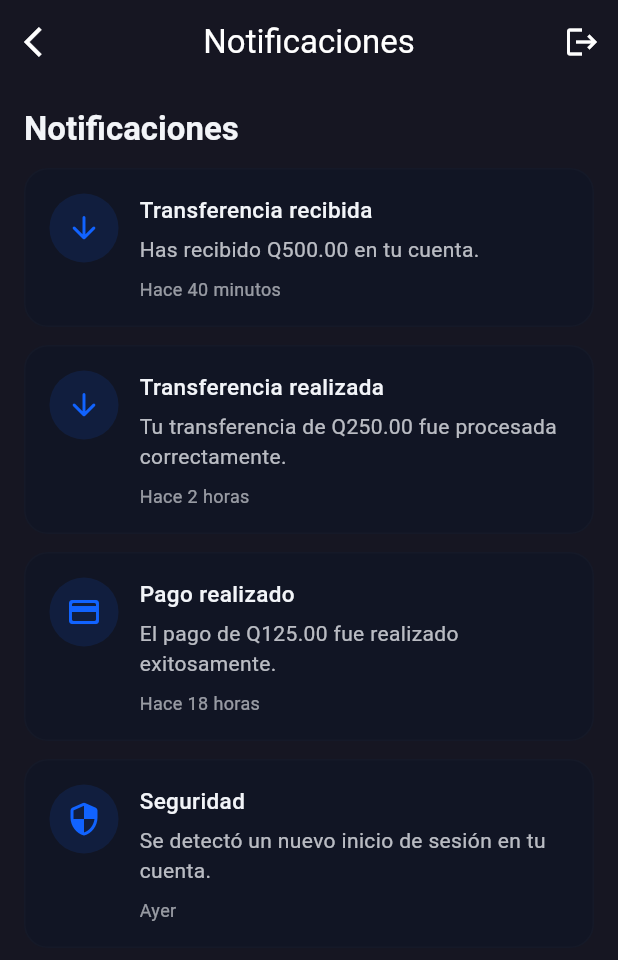
After one commit to KsMerida16/bank_app, a Flutter app: the NotificationsPage screen opened by its route, after a tap on "Marcar todas", on a phone screen of 412 x 824 dp. The commit adds this screen. Shown: the top 960 px of the screen. Run offline on Flutter 3.47's test engine with Material 3 defaults, Android fonts, the phone set to English and light mode, and no system bars; our stand-ins replace cloud_firestore, dio, firebase_auth, firebase_core, firebase_messaging, flutter_local_notifications and 5 more; accounts and stored records are empty.

Commit message:
se agrega pantalla para notificaciones

```diff
--- a/lib/core/accounts/data/data_sources/firebase_accounts_data_source.dart
+++ b/lib/core/accounts/data/data_sources/firebase_accounts_data_source.dart
@@ -19,7 +19,9 @@ class FirebaseAccountsDataSource {
           .map((doc) => AccountModel.fromJson(doc.data()))
           .toList();
     } catch (e) {
-      throw Exception('Error fetching accounts: $e');
+      throw Exception(
+        'Error fetching accounts from ${AppFirebaseCollections.accounts} for uid=$userId: $e',
+      );
     }
   }
 
--- a/lib/core/accounts/data/data_sources/firebase_cards_data_source.dart
+++ b/lib/core/accounts/data/data_sources/firebase_cards_data_source.dart
@@ -19,7 +19,9 @@ class FirebaseCardsDataSource {
           .map((doc) => CardModel.fromJson(doc.data()))
           .toList();
     } catch (e) {
-      throw Exception('Error fetching cards: $e');
+      throw Exception(
+        'Error fetching cards from ${AppFirebaseCollections.cards} for uid=$userId: $e',
+      );
     }
   }
 
--- a/lib/core/constants/const.dart
+++ b/lib/core/constants/const.dart
@@ -8,6 +8,6 @@ abstract class Consts {
 
 abstract class TemporalConsts {
   static const String email =
-      ""; //"ksmerida16@gmail.com"; //"david.guerra.gt@gmail.com";
-  static const String password = ""; //"Ksm123."; //"App1973.";
+      "david.guerra.gt@gmail.com"; //"ksmerida16@gmail.com"; //"david.guerra.gt@gmail.com";
+  static const String password = "App1973."; //"Ksm123."; //"App1973.";
 }
--- a/lib/core/navigation/router.dart
+++ b/lib/core/navigation/router.dart
@@ -4,6 +4,7 @@ import 'package:bank_app/features/auth/presentation/state/sign_in_notifier.dart'
 import 'package:bank_app/features/auth/presentation/state/sign_in_state.dart';
 import 'package:bank_app/features/dashboard/presentation/views/dashboard_view.dart';
 import 'package:bank_app/features/history/presentation/views/history_page.dart';
+import 'package:bank_app/features/notifications/presentation/views/notifications_page.dart';
 import 'package:bank_app/features/settings/presentation/views/language_view.dart';
 import 'package:bank_app/features/settings/presentation/views/settings_view.dart';
 import 'package:bank_app/features/transfers/presentation/views/transfer_view.dart';
@@ -115,6 +116,11 @@ final goRouterProvider = Provider<GoRouter>((ref) {
         path: Routes.privacyLocation,
         builder: (context, state) => const PrivacyPage(),
       ),
+      GoRoute(
+        name: Routes.notifications,
+        path: Routes.notificationsLocation,
+        builder: (context, state) => const NotificationsPage(),
+      ),
     ],
   );
 });
@@ -131,6 +137,7 @@ abstract class Routes {
   static const String contact = 'contact';
   static const String changePassword = 'changePassword';
   static const String privacy = 'privacy';
+  static const String notifications = 'notifications';
 
   static const String startLocation = '/start';
   static const String signinLocation = '/signin';
@@ -143,4 +150,5 @@ abstract class Routes {
   static const String contactLocation = '/settings/contact';
   static const String changePasswordLocation = '/settings/changePassword';
   static const String privacyLocation = '/settings/privacy';
+  static const String notificationsLocation = '/notifications';
 }
--- a/lib/core/users/data/repositories/users_repository_impl.dart
+++ b/lib/core/users/data/repositories/users_repository_impl.dart
@@ -10,8 +10,8 @@ class UsersRepositoryImpl implements UsersRepository {
     : _firestoreUsersDataSource =
           firestoreUsersDataSource ?? FirestoreUsersDataSource();
   @override
-  Future<User> getUser(String userId) async {
-    final userModel = await _firestoreUsersDataSource.getUser(userId);
+  Future<User> getUser(String email) async {
+    final userModel = await _firestoreUsersDataSource.getUser(email);
     return User.fromModel(userModel);
   }
 }
--- /dev/null
+++ b/lib/features/notifications/domain/entities/app_notification.dart
@@ -0,0 +1,37 @@
+enum NotificationType { general, transfer, payment, security }
+
+class AppNotification {
+  const AppNotification({
+    required this.id,
+    required this.title,
+    required this.message,
+    required this.receivedAt,
+    this.type = NotificationType.general,
+    this.isRead = false,
+  });
+
+  final String id;
+  final String title;
+  final String message;
+  final DateTime receivedAt;
+  final NotificationType type;
+  final bool isRead;
+
+  AppNotification copyWith({
+    String? id,
+    String? title,
+    String? message,
+    DateTime? receivedAt,
+    NotificationType? type,
+    bool? isRead,
+  }) {
+    return AppNotification(
+      id: id ?? this.id,
+      title: title ?? this.title,
+      message: message ?? this.message,
+      receivedAt: receivedAt ?? this.receivedAt,
+      type: type ?? this.type,
+      isRead: isRead ?? this.isRead,
+    );
+  }
+}
--- /dev/null
+++ b/lib/features/notifications/presentation/state/notifications_notifier.dart
@@ -0,0 +1,76 @@
+import 'package:flutter_riverpod/flutter_riverpod.dart';
+import 'package:bank_app/features/notifications/domain/entities/app_notification.dart';
+
+final notificationsNotifierProvider =
+    NotifierProvider<NotificationsNotifier, List<AppNotification>>(
+      NotificationsNotifier.new,
+    );
+
+class NotificationsNotifier extends Notifier<List<AppNotification>> {
+  @override
+  List<AppNotification> build() {
+    return [
+      AppNotification(
+        id: 'demo-1',
+        title: 'Transferencia recibida',
+        message: 'Has recibido Q500.00 en tu cuenta.',
+        receivedAt: DateTime(2026, 8, 12, 9, 50),
+        type: NotificationType.transfer,
+      ),
+      AppNotification(
+        id: 'demo-2',
+        title: 'Transferencia realizada',
+        message: 'Tu transferencia de Q250.00 fue procesada correctamente.',
+        receivedAt: DateTime(2026, 8, 12, 8, 30),
+        type: NotificationType.transfer,
+        isRead: true,
+      ),
+      AppNotification(
+        id: 'demo-3',
+        title: 'Pago realizado',
+        message: 'El pago de Q125.00 fue realizado exitosamente.',
+        receivedAt: DateTime(2026, 8, 11, 16, 00),
+        type: NotificationType.payment,
+        isRead: true,
+      ),
+      AppNotification(
+        id: 'demo-4',
+        title: 'Seguridad',
+        message: 'Se detectó un nuevo inicio de sesión en tu cuenta.',
+        receivedAt: DateTime(2026, 8, 11, 10, 30),
+        type: NotificationType.security,
+        isRead: true,
+      ),
+    ];
+  }
+
+  void addNotification(AppNotification notification) {
+    state = [notification, ...state];
+  }
+
+  void markAsRead(String notificationId) {
+    state = [
+      for (final notification in state)
+        if (notification.id == notificationId)
+          notification.copyWith(isRead: true)
+        else
+          notification,
+    ];
+  }
+
+  void markAllAsRead() {
+    state = [
+      for (final notification in state) notification.copyWith(isRead: true),
+    ];
+  }
+
+  void removeNotification(String notificationId) {
+    state = state
+        .where((notification) => notification.id != notificationId)
+        .toList();
+  }
+
+  void clearNotifications() {
+    state = [];
+  }
+}
--- /dev/null
+++ b/lib/features/notifications/presentation/views/notifications_page.dart
@@ -0,0 +1,105 @@
+import 'package:bank_app/core/navigation/router.dart';
+import 'package:bank_app/features/notifications/presentation/widgets/notifications_item.dart';
+import 'package:bank_app/widgets/custom_app_bar.dart';
+import 'package:flutter/material.dart';
+import 'package:flutter_riverpod/flutter_riverpod.dart';
+import 'package:bank_app/features/notifications/presentation/state/notifications_notifier.dart';
+import 'package:go_router/go_router.dart';
+
+class NotificationsPage extends ConsumerWidget {
+  const NotificationsPage({super.key});
+
+  @override
+  Widget build(BuildContext context, WidgetRef ref) {
+    final notifications = ref.watch(notificationsNotifierProvider);
+
+    final unreadCount = notifications
+        .where((notification) => !notification.isRead)
+        .length;
+
+    return Scaffold(
+      appBar: CustomAppBar(
+        title: 'Notificaciones',
+        onPressed: () {
+          context.goNamed(Routes.dashboard);
+        },
+      ),
+      body: notifications.isEmpty
+          ? const _EmptyNotifications()
+          : ListView(
+              padding: const EdgeInsets.all(16),
+              children: [
+                Row(
+                  children: [
+                    Text(
+                      'Notificaciones',
+                      style: Theme.of(context).textTheme.titleLarge?.copyWith(
+                        fontWeight: FontWeight.w700,
+                      ),
+                    ),
+                    const Spacer(),
+                    if (unreadCount > 0)
+                      TextButton(
+                        onPressed: () {
+                          ref
+                              .read(notificationsNotifierProvider.notifier)
+                              .markAllAsRead();
+                        },
+                        child: const Text('Marcar todas'),
+                      ),
+                  ],
+                ),
+                const SizedBox(height: 12),
+                ...notifications.map(
+                  (notification) => NotificationItem(
+                    notification: notification,
+                    onTap: () {
+                      ref
+                          .read(notificationsNotifierProvider.notifier)
+                          .markAsRead(notification.id);
+                    },
+                  ),
+                ),
+              ],
+            ),
+    );
+  }
+}
+
+class _EmptyNotifications extends StatelessWidget {
+  const _EmptyNotifications();
+
+  @override
+  Widget build(BuildContext context) {
+    final theme = Theme.of(context);
+
+    return Center(
+      child: Padding(
+        padding: const EdgeInsets.all(32),
+        child: Column(
+          mainAxisAlignment: MainAxisAlignment.center,
+          children: [
+            Icon(
+              Icons.notifications_none_rounded,
+              size: 72,
+              color: theme.colorScheme.primary,
+            ),
+            const SizedBox(height: 20),
+            Text(
+              'No tienes notificaciones',
+              style: theme.textTheme.titleLarge?.copyWith(
+                fontWeight: FontWeight.w700,
+              ),
+            ),
+            const SizedBox(height: 8),
+            Text(
+              'Aquí aparecerán las notificaciones importantes de tu cuenta.',
+              textAlign: TextAlign.center,
+              style: theme.textTheme.bodyMedium,
+            ),
+          ],
+        ),
+      ),
+    );
+  }
+}
--- /dev/null
+++ b/lib/features/notifications/presentation/widgets/notifications_item.dart
@@ -0,0 +1,140 @@
+import 'package:flutter/material.dart';
+import 'package:bank_app/features/notifications/domain/entities/app_notification.dart';
+
+class NotificationItem extends StatelessWidget {
+  const NotificationItem({super.key, required this.notification, this.onTap});
+
+  final AppNotification notification;
+  final VoidCallback? onTap;
+
+  IconData _getIcon(NotificationType type) {
+    switch (type) {
+      case NotificationType.transfer:
+        return Icons.arrow_downward_rounded;
+
+      case NotificationType.payment:
+        return Icons.payment_rounded;
+
+      case NotificationType.security:
+        return Icons.security_rounded;
+
+      case NotificationType.general:
+        return Icons.notifications_none_rounded;
+    }
+  }
+
+  @override
+  Widget build(BuildContext context) {
+    final theme = Theme.of(context);
+    final primary = theme.colorScheme.primary;
+
+    return InkWell(
+      onTap: onTap,
+      borderRadius: BorderRadius.circular(16),
+      child: Container(
+        margin: const EdgeInsets.only(bottom: 12),
+        padding: const EdgeInsets.all(16),
+        decoration: BoxDecoration(
+          color: notification.isRead
+              ? theme.colorScheme.surface
+              : primary.withValues(alpha: 0.08),
+          borderRadius: BorderRadius.circular(16),
+          border: Border.all(color: theme.dividerColor.withValues(alpha: 0.2)),
+        ),
+        child: Row(
+          crossAxisAlignment: CrossAxisAlignment.start,
+          children: [
+            Container(
+              width: 46,
+              height: 46,
+              decoration: BoxDecoration(
+                color: primary.withValues(alpha: 0.12),
+                shape: BoxShape.circle,
+              ),
+              child: Icon(_getIcon(notification.type), color: primary),
+            ),
+            const SizedBox(width: 14),
+            Expanded(
+              child: Column(
+                crossAxisAlignment: CrossAxisAlignment.start,
+                children: [
+                  Row(
+                    crossAxisAlignment: CrossAxisAlignment.start,
+                    children: [
+                      Expanded(
+                        child: Text(
+                          notification.title,
+                          style: TextStyle(
+                            fontSize: 15,
+                            fontWeight: notification.isRead
+                                ? FontWeight.w500
+                                : FontWeight.w700,
+                          ),
+                        ),
+                      ),
+                      if (!notification.isRead)
+                        Container(
+                          width: 8,
+                          height: 8,
+                          margin: const EdgeInsets.only(top: 6, left: 8),
+                          decoration: BoxDecoration(
+                            color: primary,
+                            shape: BoxShape.circle,
+                          ),
+                        ),
+                    ],
+                  ),
+                  const SizedBox(height: 6),
+                  Text(
+                    notification.message,
+                    style: TextStyle(
+                      fontSize: 14,
+                      color: theme.textTheme.bodyMedium?.color?.withValues(
+                        alpha: 0.75,
+                      ),
+                    ),
+                  ),
+                  const SizedBox(height: 8),
+                  Text(
+                    _formatDate(notification.receivedAt),
+                    style: TextStyle(
+                      fontSize: 12,
+                      color: theme.textTheme.bodySmall?.color?.withValues(
+                        alpha: 0.6,
+                      ),
+                    ),
+                  ),
+                ],
+              ),
+            ),
+          ],
+        ),
+      ),
+    );
+  }
+
+  String _formatDate(DateTime date) {
+    final now = DateTime.now();
+    final difference = now.difference(date);
+
+    if (difference.inMinutes < 1) {
+      return 'Ahora';
+    }
+
+    if (difference.inMinutes < 60) {
+      return 'Hace ${difference.inMinutes} minutos';
+    }
+
+    if (difference.inHours < 24) {
+      return 'Hace ${difference.inHours} horas';
+    }
+
+    if (difference.inDays == 1) {
+      return 'Ayer';
+    }
+
+    return '${date.day.toString().padLeft(2, '0')}/'
+        '${date.month.toString().padLeft(2, '0')}/'
+        '${date.year}';
+  }
+}
--- a/lib/widgets/custom_app_bar.dart
+++ b/lib/widgets/custom_app_bar.dart
@@ -8,9 +8,16 @@ import 'package:flutter_riverpod/flutter_riverpod.dart';
 import 'package:go_router/go_router.dart';
 
 class CustomAppBar extends ConsumerWidget implements PreferredSizeWidget {
-  const CustomAppBar({super.key, required this.title, this.bottom});
+  const CustomAppBar({
+    super.key,
+    required this.title,
+    this.bottom,
+    this.onPressed,
+  });
+
   final String title;
   final PreferredSizeWidget? bottom;
+  final VoidCallback? onPressed;
 
   @override
   Widget build(BuildContext context, WidgetRef ref) {
@@ -22,11 +29,13 @@ class CustomAppBar extends ConsumerWidget implements PreferredSizeWidget {
       elevation: 0,
       centerTitle: true,
       automaticallyImplyLeading: false,
-      leading: context.canPop()
+      leading: onPressed != null || context.canPop()
           ? IconButton(
               icon: const Icon(Icons.arrow_back_ios, color: Colors.white),
               tooltip: t.back,
-              onPressed: () {
+              onPressed:
+                  onPressed ??
+                  () {
                     if (context.canPop()) {
                       context.pop();
                     } else {
--- a/pubspec.yaml
+++ b/pubspec.yaml
@@ -24,6 +24,8 @@ dependencies:
   firebase_core: ^4.11.0
   firebase_auth: ^6.5.2
   cloud_firestore: ^6.5.0
+  firebase_messaging: ^16.5.0
+  flutter_local_notifications: ^22.2.0
 
 
 dev_dependencies:
```
Also changed, not shown: lib/core/notifications/notification_service.dart (added, +103 -0 lines), lib/core/users/data/data_sources/firestore_users_data_source.dart (+14 -8 lines), lib/features/dashboard/presentation/views/dashboard_screen.dart (+11 -1 lines), lib/features/dashboard/presentation/views/dashboard_view.dart (+10 -0 lines), lib/features/transfers/presentation/views/transfer_view.dart (+8 -1 lines), lib/main.dart (+7 -1 lines), pubspec.lock, 3 other files. Lines whose indentation alone changed are shown as unchanged.
